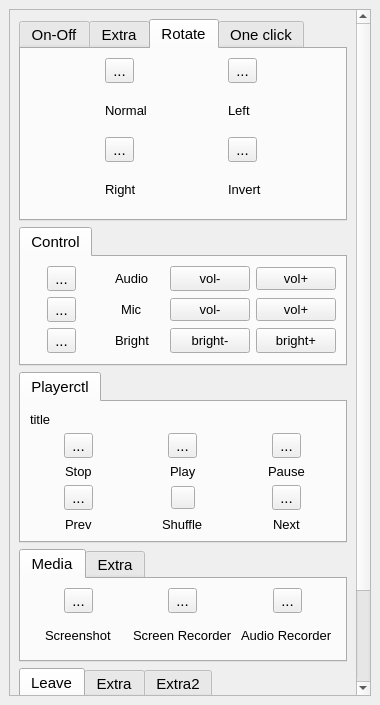
Above: qwikaccess.ui from bollustrado/qwikaccess before the change. Below: the same form after it.
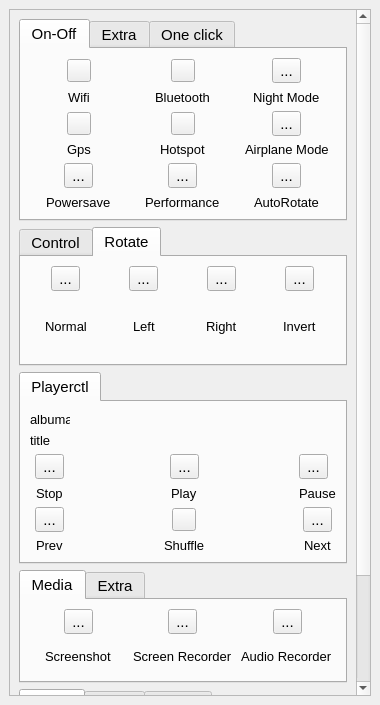
That is the form after the change. The open tabs and pages were chosen to show the change. Icons and pictures are not drawn.

Commit message: make changes in ui and albumart

```diff
--- a/qwikaccess.ui
+++ b/qwikaccess.ui
@@ -47,9 +47,9 @@
        <property name="geometry">
         <rect>
          <x>0</x>
-         <y>0</y>
+         <y>-161</y>
          <width>360</width>
-         <height>954</height>
+         <height>978</height>
         </rect>
        </property>
        <layout class="QGridLayout" name="gridLayout_2">
@@ -246,7 +246,19 @@
             <string>Playerctl</string>
            </attribute>
            <layout class="QGridLayout" name="gridLayout">
-            <item row="1" column="0" alignment="Qt::AlignHCenter">
+            <item row="9" column="0" alignment="Qt::AlignHCenter">
+             <widget class="QLabel" name="label">
+              <property name="font">
+               <font>
+                <pointsize>10</pointsize>
+               </font>
+              </property>
+              <property name="text">
+               <string>Stop</string>
+              </property>
+             </widget>
+            </item>
+            <item row="8" column="0" alignment="Qt::AlignHCenter">
              <widget class="QToolButton" name="toolButton_stop">
               <property name="text">
                <string>...</string>
@@ -260,7 +272,30 @@
               </property>
              </widget>
             </item>
-            <item row="1" column="1" alignment="Qt::AlignHCenter">
+            <item row="10" column="0" alignment="Qt::AlignHCenter">
+             <widget class="QToolButton" name="toolButton_prev">
+              <property name="text">
+               <string>...</string>
+              </property>
+              <property name="icon">
+               <iconset theme="media-skip-backward">
+                <normaloff>.</normaloff>.</iconset>
+              </property>
+             </widget>
+            </item>
+            <item row="11" column="0" alignment="Qt::AlignHCenter">
+             <widget class="QLabel" name="prev">
+              <property name="font">
+               <font>
+                <pointsize>10</pointsize>
+               </font>
+              </property>
+              <property name="text">
+               <string>Prev</string>
+              </property>
+             </widget>
+            </item>
+            <item row="8" column="1" alignment="Qt::AlignHCenter">
              <widget class="QToolButton" name="toolButton_play">
               <property name="text">
                <string>...</string>
@@ -274,33 +309,7 @@
               </property>
              </widget>
             </item>
-            <item row="1" column="2" alignment="Qt::AlignHCenter">
-             <widget class="QToolButton" name="toolButton_pause">
-              <property name="text">
-               <string>...</string>
-              </property>
-              <property name="icon">
-               <iconset theme="media-playback-pause">
-                <normaloff>.</normaloff>.</iconset>
-              </property>
-              <property name="checkable">
-               <bool>true</bool>
-              </property>
-             </widget>
-            </item>
-            <item row="2" column="0" alignment="Qt::AlignHCenter">
-             <widget class="QLabel" name="label">
-              <property name="font">
-               <font>
-                <pointsize>10</pointsize>
-               </font>
-              </property>
-              <property name="text">
-               <string>Stop</string>
-              </property>
-             </widget>
-            </item>
-            <item row="2" column="1" alignment="Qt::AlignHCenter">
+            <item row="9" column="1" alignment="Qt::AlignHCenter">
              <widget class="QLabel" name="play">
               <property name="font">
                <font>
@@ -312,30 +321,7 @@
               </property>
              </widget>
             </item>
-            <item row="2" column="2" alignment="Qt::AlignHCenter">
-             <widget class="QLabel" name="pause">
-              <property name="font">
-               <font>
-                <pointsize>10</pointsize>
-               </font>
-              </property>
-              <property name="text">
-               <string>Pause</string>
-              </property>
-             </widget>
-            </item>
-            <item row="3" column="0" alignment="Qt::AlignHCenter">
-             <widget class="QToolButton" name="toolButton_prev">
-              <property name="text">
-               <string>...</string>
-              </property>
-              <property name="icon">
-               <iconset theme="media-skip-backward">
-                <normaloff>.</normaloff>.</iconset>
-              </property>
-             </widget>
-            </item>
-            <item row="3" column="1" alignment="Qt::AlignHCenter">
+            <item row="10" column="1" alignment="Qt::AlignHCenter">
              <widget class="QToolButton" name="toolButton_shuffle">
               <property name="icon">
                <iconset theme="media-playlist-shuffle">
@@ -346,30 +332,7 @@
               </property>
              </widget>
             </item>
-            <item row="3" column="2" alignment="Qt::AlignHCenter">
-             <widget class="QToolButton" name="toolButton_next">
-              <property name="text">
-               <string>...</string>
-              </property>
-              <property name="icon">
-               <iconset theme="media-skip-forward">
-                <normaloff>.</normaloff>.</iconset>
-              </property>
-             </widget>
-            </item>
-            <item row="4" column="0" alignment="Qt::AlignHCenter">
-             <widget class="QLabel" name="prev">
-              <property name="font">
-               <font>
-                <pointsize>10</pointsize>
-               </font>
-              </property>
-              <property name="text">
-               <string>Prev</string>
-              </property>
-             </widget>
-            </item>
-            <item row="4" column="1" alignment="Qt::AlignHCenter">
+            <item row="11" column="1" alignment="Qt::AlignHCenter">
              <widget class="QLabel" name="stop">
               <property name="font">
                <font>
@@ -381,7 +344,30 @@
               </property>
              </widget>
             </item>
-            <item row="4" column="2" alignment="Qt::AlignHCenter">
+            <item row="9" column="2" alignment="Qt::AlignHCenter">
+             <widget class="QLabel" name="pause">
+              <property name="font">
+               <font>
+                <pointsize>10</pointsize>
+               </font>
+              </property>
+              <property name="text">
+               <string>Pause</string>
+              </property>
+             </widget>
+            </item>
+            <item row="10" column="2" alignment="Qt::AlignHCenter">
+             <widget class="QToolButton" name="toolButton_next">
+              <property name="text">
+               <string>...</string>
+              </property>
+              <property name="icon">
+               <iconset theme="media-skip-forward">
+                <normaloff>.</normaloff>.</iconset>
+              </property>
+             </widget>
+            </item>
+            <item row="11" column="2" alignment="Qt::AlignHCenter">
              <widget class="QLabel" name="next">
               <property name="font">
                <font>
@@ -393,7 +379,39 @@
               </property>
              </widget>
             </item>
-            <item row="0" column="0" colspan="3">
+            <item row="0" column="0">
+             <widget class="QLabel" name="albumart">
+              <property name="maximumSize">
+               <size>
+                <width>40</width>
+                <height>40</height>
+               </size>
+              </property>
+              <property name="font">
+               <font>
+                <pointsize>10</pointsize>
+               </font>
+              </property>
+              <property name="text">
+               <string>albumart</string>
+              </property>
+             </widget>
+            </item>
+            <item row="8" column="2">
+             <widget class="QToolButton" name="toolButton_pause">
+              <property name="text">
+               <string>...</string>
+              </property>
+              <property name="icon">
+               <iconset theme="media-playback-pause">
+                <normaloff>.</normaloff>.</iconset>
+              </property>
+              <property name="checkable">
+               <bool>true</bool>
+              </property>
+             </widget>
+            </item>
+            <item row="3" column="0" colspan="3">
              <widget class="QLabel" name="title">
               <property name="font">
                <font>
@@ -916,117 +934,6 @@
             </item>
            </layout>
           </widget>
-          <widget class="QWidget" name="tab">
-           <attribute name="title">
-            <string>Rotate</string>
-           </attribute>
-           <layout class="QGridLayout" name="gridLayout_7">
-            <item row="0" column="0">
-             <widget class="QToolButton" name="toolButton_rotatenormal">
-              <property name="text">
-               <string>...</string>
-              </property>
-              <property name="icon">
-               <iconset theme="transform-rotate">
-                <normaloff>.</normaloff>.</iconset>
-              </property>
-              <property name="checkable">
-               <bool>true</bool>
-              </property>
-             </widget>
-            </item>
-            <item row="0" column="1">
-             <widget class="QToolButton" name="toolButton_rotateleft">
-              <property name="text">
-               <string>...</string>
-              </property>
-              <property name="icon">
-               <iconset theme="object-rotate-left">
-                <normaloff>.</normaloff>.</iconset>
-              </property>
-              <property name="checkable">
-               <bool>true</bool>
-              </property>
-             </widget>
-            </item>
-            <item row="1" column="0">
-             <widget class="QLabel" name="normal">
-              <property name="font">
-               <font>
-                <pointsize>10</pointsize>
-               </font>
-              </property>
-              <property name="text">
-               <string>Normal</string>
-              </property>
-             </widget>
-            </item>
-            <item row="1" column="1">
-             <widget class="QLabel" name="left">
-              <property name="font">
-               <font>
-                <pointsize>10</pointsize>
-               </font>
-              </property>
-              <property name="text">
-               <string>Left</string>
-              </property>
-             </widget>
-            </item>
-            <item row="2" column="0">
-             <widget class="QToolButton" name="toolButton_rotateright">
-              <property name="text">
-               <string>...</string>
-              </property>
-              <property name="icon">
-               <iconset theme="object-rotate-right">
-                <normaloff>.</normaloff>.</iconset>
-              </property>
-              <property name="checkable">
-               <bool>true</bool>
-              </property>
-             </widget>
-            </item>
-            <item row="2" column="1">
-             <widget class="QToolButton" name="toolButton_rotateinvert">
-              <property name="text">
-               <string>...</string>
-              </property>
-              <property name="icon">
-               <iconset theme="transform-rotate">
-                <normaloff>.</normaloff>.</iconset>
-              </property>
-              <property name="checkable">
-               <bool>true</bool>
-              </property>
-             </widget>
-            </item>
-            <item row="3" column="0">
-             <widget class="QLabel" name="right">
-              <property name="font">
-               <font>
-                <pointsize>10</pointsize>
-               </font>
-              </property>
-              <property name="text">
-               <string>Right</string>
-              </property>
-             </widget>
-            </item>
-            <item row="3" column="1">
-             <widget class="QLabel" name="invert">
-              <property name="font">
-               <font>
-                <pointsize>10</pointsize>
-               </font>
-              </property>
-              <property name="text">
-               <string>Invert</string>
-              </property>
-             </widget>
-            </item>
-           </layout>
-          </widget>
           <widget class="QWidget" name="tab_3">
            <attribute name="title">
             <string>One click</string>
@@ -1319,6 +1226,117 @@
             </item>
            </layout>
           </widget>
+          <widget class="QWidget" name="tab_7">
+           <attribute name="title">
+            <string>Rotate</string>
+           </attribute>
+           <layout class="QGridLayout" name="gridLayout_13">
+            <item row="0" column="3" alignment="Qt::AlignHCenter">
+             <widget class="QToolButton" name="toolButton_rotateleft">
+              <property name="text">
+               <string>...</string>
+              </property>
+              <property name="icon">
+               <iconset theme="object-rotate-left">
+                <normaloff>.</normaloff>.</iconset>
+              </property>
+              <property name="checkable">
+               <bool>true</bool>
+              </property>
+             </widget>
+            </item>
+            <item row="0" column="4" alignment="Qt::AlignHCenter">
+             <widget class="QToolButton" name="toolButton_rotateright">
+              <property name="text">
+               <string>...</string>
+              </property>
+              <property name="icon">
+               <iconset theme="object-rotate-right">
+                <normaloff>.</normaloff>.</iconset>
+              </property>
+              <property name="checkable">
+               <bool>true</bool>
+              </property>
+             </widget>
+            </item>
+            <item row="0" column="5" alignment="Qt::AlignHCenter">
+             <widget class="QToolButton" name="toolButton_rotateinvert">
+              <property name="text">
+               <string>...</string>
+              </property>
+              <property name="icon">
+               <iconset theme="transform-rotate">
+                <normaloff>.</normaloff>.</iconset>
+              </property>
+              <property name="checkable">
+               <bool>true</bool>
+              </property>
+             </widget>
+            </item>
+            <item row="0" column="2" alignment="Qt::AlignHCenter">
+             <widget class="QToolButton" name="toolButton_rotatenormal">
+              <property name="text">
+               <string>...</string>
+              </property>
+              <property name="icon">
+               <iconset theme="transform-rotate">
+                <normaloff>.</normaloff>.</iconset>
+              </property>
+              <property name="checkable">
+               <bool>true</bool>
+              </property>
+             </widget>
+            </item>
+            <item row="1" column="2" alignment="Qt::AlignHCenter">
+             <widget class="QLabel" name="normal">
+              <property name="font">
+               <font>
+                <pointsize>10</pointsize>
+               </font>
+              </property>
+              <property name="text">
+               <string>Normal</string>
+              </property>
+             </widget>
+            </item>
+            <item row="1" column="3" alignment="Qt::AlignHCenter">
+             <widget class="QLabel" name="left">
+              <property name="font">
+               <font>
+                <pointsize>10</pointsize>
+               </font>
+              </property>
+              <property name="text">
+               <string>Left</string>
+              </property>
+             </widget>
+            </item>
+            <item row="1" column="4" alignment="Qt::AlignHCenter">
+             <widget class="QLabel" name="right">
+              <property name="font">
+               <font>
+                <pointsize>10</pointsize>
+               </font>
+              </property>
+              <property name="text">
+               <string>Right</string>
+              </property>
+             </widget>
+            </item>
+            <item row="1" column="5" alignment="Qt::AlignHCenter">
+             <widget class="QLabel" name="invert">
+              <property name="font">
+               <font>
+                <pointsize>10</pointsize>
+               </font>
+              </property>
+              <property name="text">
+               <string>Invert</string>
+              </property>
+             </widget>
+            </item>
+           </layout>
+          </widget>
          </widget>
         </item>
         <item row="15" column="0">
```
The commit also changes 3 other files.
